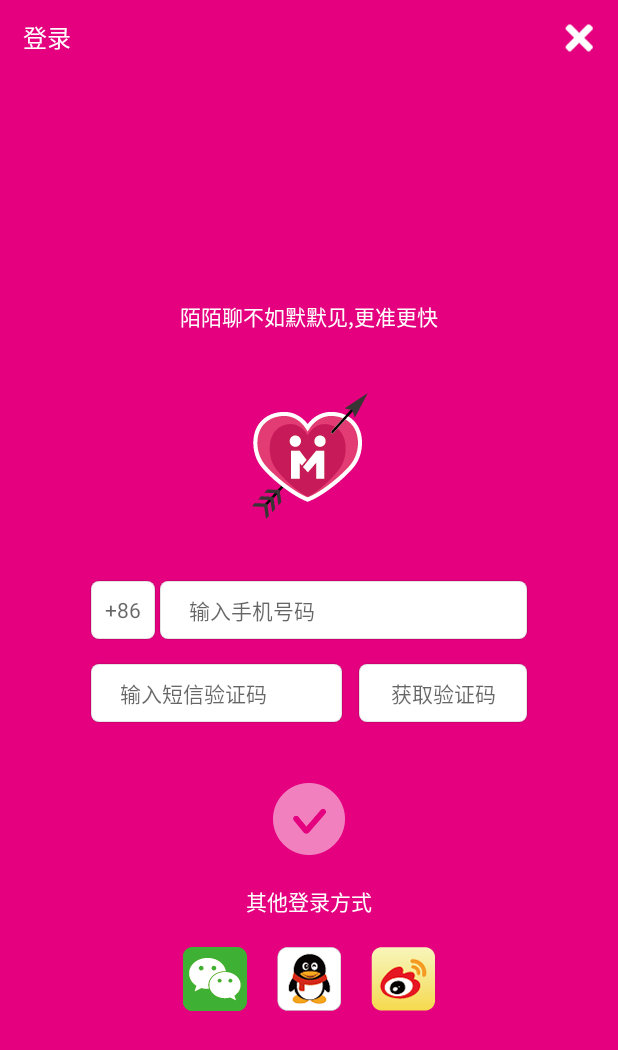
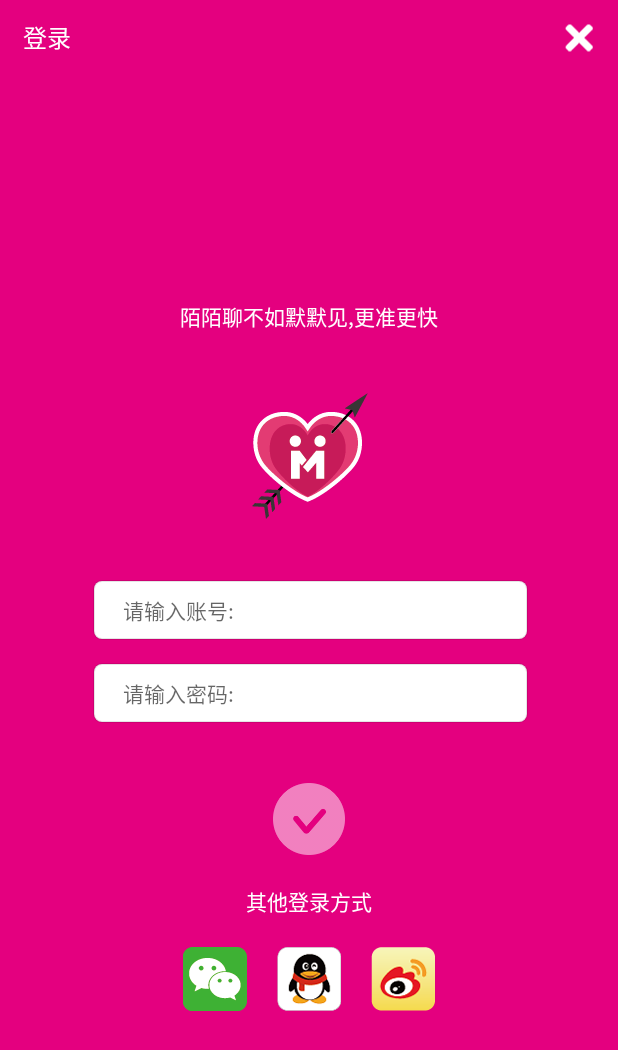
Before and after one commit to dengluo/moyou, an Android app: the layout activity_login.xml on its own in the app's theme, with its tools: preview values and no code run, on a phone screen of 412 x 824 dp. Shown: the top 1050 px of the screen. Run offline under Robolectric (Android 15) with nearby library versions, the phone set to English and light mode, and no system bars.

Commit message:
20181009首次提交，添加云信IM 登录页面优化显示 左侧滑优化显示

```diff
--- a/app/src/main/AndroidManifest.xml
+++ b/app/src/main/AndroidManifest.xml
@@ -108,6 +108,11 @@
             </intent-filter>
         </activity>
         <activity android:name=".Activity.MainActivity2" />
+        <activity android:name=".Activity.WalletActivity" />
+        <activity android:name=".Activity.ExtensionCenterActivity" />
+        <activity android:name=".Activity.CodeUnlockActivity" />
+        <activity android:name=".Activity.EditInfoActivity2" />
+        <activity android:name=".Activity.MemberCenterActivity" />
         <activity android:name=".Activity.MoyouInfoActivity" />
         <activity android:name=".Activity.FlingCardsActivity2" />
         <activity android:name=".Activity.MessageActivity" />
--- a/app/src/main/res/layout/activity_login.xml
+++ b/app/src/main/res/layout/activity_login.xml
@@ -76,6 +76,42 @@
                 android:layout_height="40dp"
                 android:orientation="horizontal">
 
+            <EditText
+                android:id="@+id/zh"
+                android:layout_width="match_parent"
+                android:layout_height="match_parent"
+                android:layout_marginLeft="2dp"
+                android:background="@drawable/shape_circle_edt_input"
+                android:hint="请输入账号:"
+                android:paddingLeft="20dp"
+                android:textColor="@color/black_trans60"
+                android:textSize="14dp" />
+            </LinearLayout>
+
+            <LinearLayout
+                android:layout_width="match_parent"
+                android:layout_height="40dp"
+                android:layout_marginTop="15dp"
+                android:orientation="horizontal">
+
+                <EditText
+                    android:id="@+id/mm"
+                    android:layout_width="match_parent"
+                    android:layout_height="match_parent"
+                    android:layout_marginLeft="2dp"
+                    android:background="@drawable/shape_circle_edt_input"
+                    android:hint="请输入密码:"
+                    android:paddingLeft="20dp"
+                    android:textColor="@color/black_trans60"
+                    android:textSize="14dp" />
+            </LinearLayout>
+
+            <LinearLayout
+                android:layout_width="match_parent"
+                android:layout_height="40dp"
+                android:visibility="gone"
+                android:orientation="horizontal">
+
                 <TextView
                     android:layout_width="wrap_content"
                     android:layout_height="match_parent"
@@ -105,6 +141,7 @@
                 android:id="@+id/ll_register_code"
                 android:layout_width="match_parent"
                 android:layout_height="40dp"
+                android:visibility="gone"
                 android:layout_marginTop="15dp">
 
                 <EditText
@@ -140,7 +177,7 @@
 
 
         <ImageView
-            android:id="@+id/iv_login"
+            android:id="@+id/but"
             android:layout_width="48dp"
             android:layout_height="48dp"
             android:layout_marginTop="40dp"
--- a/app/src/main/res/layout/menu_left_layout.xml
+++ b/app/src/main/res/layout/menu_left_layout.xml
@@ -14,7 +14,7 @@
         android:layout_marginLeft="35dp"
         android:layout_marginTop="60dp">
 
-        <com.moyou.demo.custom.CircleImageView
+        <com.moyou.demo.view.CircleImageView
             android:id="@+id/user_photo"
             android:layout_width="60dp"
             android:layout_height="60dp"
```
Also changed, not shown: app/src/main/java/com/moyou/demo/Activity/FlingCardsActivity2.java (+36 -1 lines), app/src/main/java/com/moyou/demo/Activity/LoginActivity.java (+4 -3 lines), app/src/main/res/layout/activity_fling_cards2.xml (+19 -1 lines).
